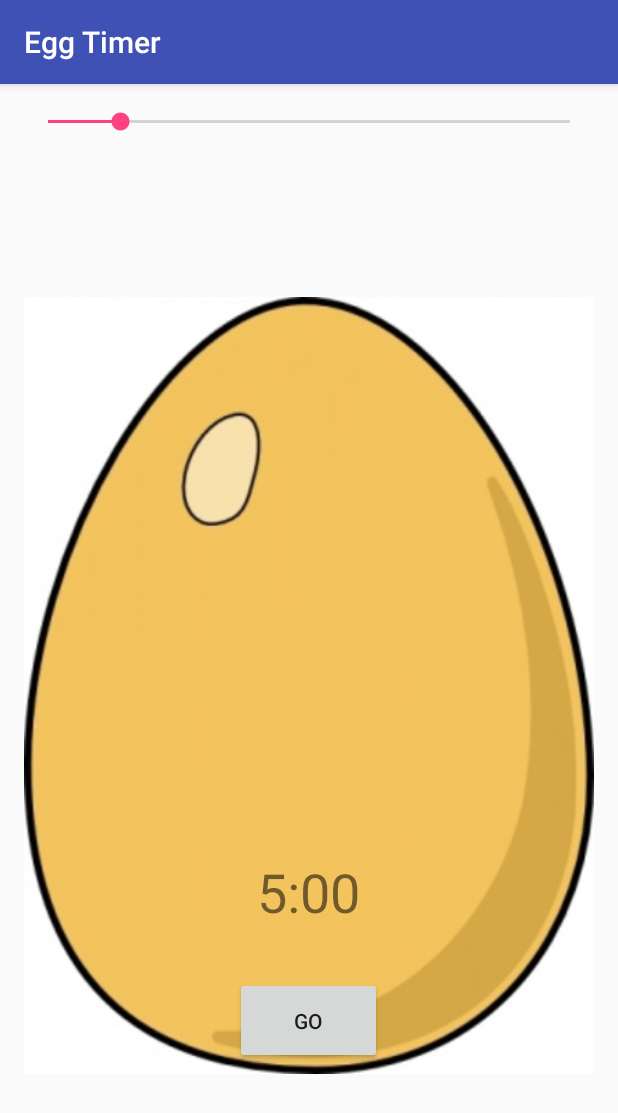
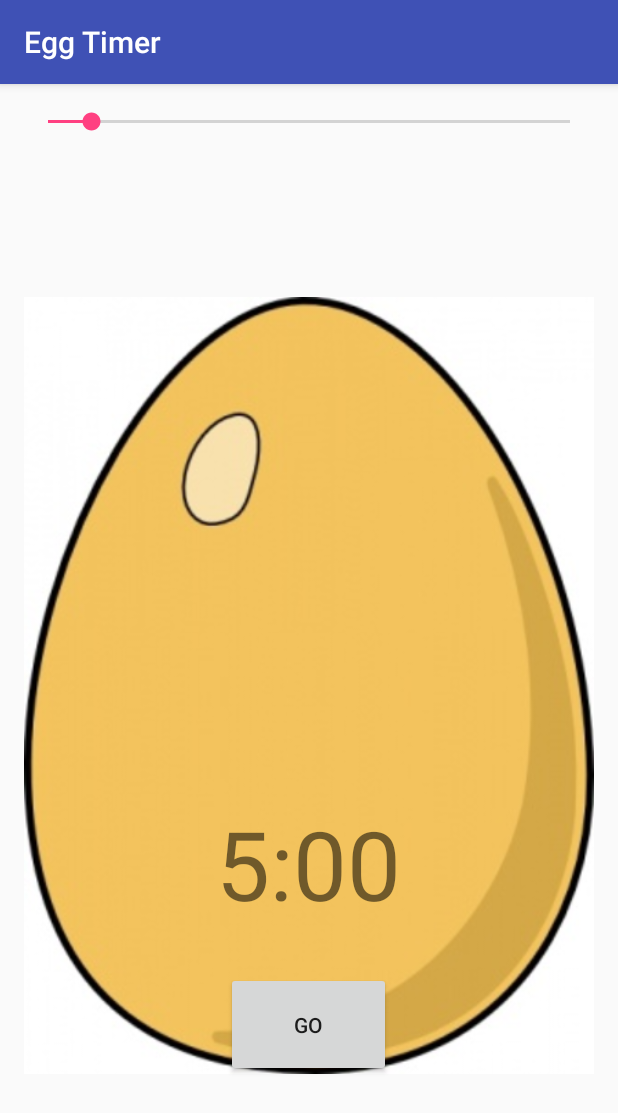
Before and after one commit to timcking/EggTimer, an Android app: the screen it shows after launch (MainActivity), on a phone screen of 412 x 824 dp. Shown: the top 1113 px of the screen. Run offline under Robolectric (Android 15) with nearby library versions, the phone set to English and light mode, and no system bars.

Commit message:
Release Version

```diff
--- a/app/src/main/java/com/timothyking/eggtimer/MainActivity.java
+++ b/app/src/main/java/com/timothyking/eggtimer/MainActivity.java
@@ -1,19 +1,87 @@
 package com.timothyking.eggtimer;
 
+import android.media.MediaPlayer;
+import android.os.CountDownTimer;
 import android.support.v7.app.AppCompatActivity;
 import android.os.Bundle;
+import android.util.Log;
+import android.view.View;
+import android.widget.Button;
 import android.widget.SeekBar;
 import android.widget.TextView;
 
 public class MainActivity extends AppCompatActivity {
+
+    SeekBar timerSeekBar;
+    TextView timerTextView;
+    Boolean  counterIsActive = false;
+    Button controllerButton;
+    CountDownTimer countDownTimer;
+
+    public void resetTimer() {
+        timerTextView.setText("5:00");
+        timerSeekBar.setProgress(300);
+        countDownTimer.cancel();
+        controllerButton.setText("Go");
+        timerSeekBar.setEnabled(true);
+        counterIsActive = false;
+    }
+
+    public void updateTimer(int secondsLeft) {
+
+        int minutes = secondsLeft / 60;
+        int seconds = secondsLeft - minutes * 60;
+
+        String secondString = Integer.toString(seconds);
+
+        // Hack to always show leading zero
+        secondString = ("00" + secondString).substring(secondString.length());
+
+        // if (secondString == "0") {
+        //    secondString = "00";
+        // } else if
+
+        timerTextView.setText(Integer.toString(minutes) + ":" + secondString);
+    }
+
+    public void controlTimer(View view) {
+
+        if (counterIsActive == false) {
+
+            counterIsActive = true;
+            timerSeekBar.setEnabled(false);
+            controllerButton.setText("Stop");
+
+            countDownTimer = new CountDownTimer(timerSeekBar.getProgress() * 1000 + 100, 1000) {
+
+                @Override
+                public void onTick(long millisUntilFinished) {
+
+                    updateTimer((int) millisUntilFinished / 1000);
+                }
+
+                @Override
+                public void onFinish() {
+
+                    resetTimer();
+                    MediaPlayer mplayer = MediaPlayer.create(getApplicationContext(), R.raw.airhorn);
+                    mplayer.start();
+                }
+            }.start();
+        } else {
+            resetTimer();
+
+        }
+    }
 
     @Override
     protected void onCreate(Bundle savedInstanceState) {
         super.onCreate(savedInstanceState);
         setContentView(R.layout.activity_main);
 
-        SeekBar timerSeekBar = (SeekBar) findViewById(R.id.timerSeekBar);
-        final TextView timerTextView =(TextView) findViewById(R.id.timerTextView);
+        timerSeekBar = (SeekBar) findViewById(R.id.timerSeekBar);
+        timerTextView =(TextView) findViewById(R.id.timerTextView);
+        controllerButton = (Button)findViewById(R.id.controllerButton);
 
         // 10 minutes max
         // timerSeekBar.setMax(600);
@@ -21,24 +89,12 @@ public class MainActivity extends AppCompatActivity {
 
         // 60 minutes max
         timerSeekBar.setMax(3600);
-        timerSeekBar.setProgress(500);
+        timerSeekBar.setProgress(300);
 
         timerSeekBar.setOnSeekBarChangeListener(new SeekBar.OnSeekBarChangeListener() {
             @Override
             public void onProgressChanged(SeekBar seekBar, int progress, boolean fromUser) {
-                int minutes = progress / 60;
-                int seconds = progress - minutes * 60;
-
-                String secondString = Integer.toString(seconds);
-
-                // Hack to always show leading zero
-                secondString = ("00" + secondString).substring(secondString.length());
-
-                // if (secondString == "0") {
-                //    secondString = "00";
-                // }
-
-                timerTextView.setText(Integer.toString(minutes) + ":" + secondString);
+                updateTimer(progress);
             }
 
             @Override
--- a/app/src/main/res/layout/activity_main.xml
+++ b/app/src/main/res/layout/activity_main.xml
@@ -35,17 +35,19 @@
         android:layout_centerHorizontal="true"
         android:layout_marginBottom="189dp"
         android:id="@+id/timerTextView"
-        android:textSize="36sp" />
+        android:textSize="@android:dimen/notification_large_icon_width"
+        tools:textSize="72sp" />
 
     <Button
         android:text="Go"
         android:layout_width="wrap_content"
         android:layout_height="wrap_content"
         android:id="@+id/controllerButton"
-        android:layout_marginTop="81dp"
-        android:layout_alignTop="@+id/timerTextView"
+        android:onClick="controlTimer"
+        android:layout_alignParentBottom="true"
         android:layout_centerHorizontal="true"
-        android:minHeight="58dip"
-        android:minWidth="98dip" />
+        android:layout_marginBottom="90dp"
+        android:height="70dp"
+        android:width="110dp" />
 
 </RelativeLayout>
```
